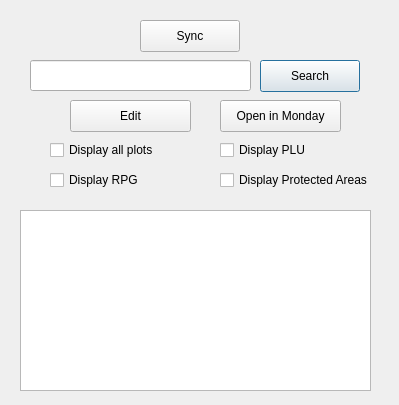
Old version of the form booster_dialog_base.ui in the repository PaulWattmen/Booster.
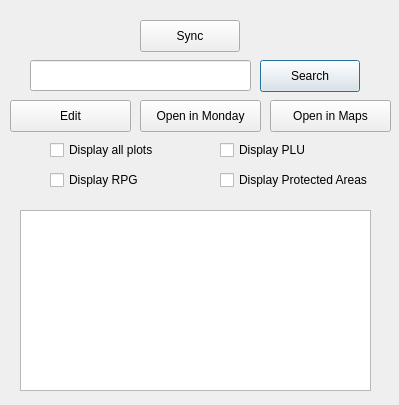
New version of the form.

Commit message: Add the "open in maps" functionnality

The edit to the form file:
```diff
--- a/booster_dialog_base.ui
+++ b/booster_dialog_base.ui
@@ -62,7 +62,7 @@
   <widget class="QPushButton" name="monday_pushButton">
    <property name="geometry">
     <rect>
-     <x>220</x>
+     <x>140</x>
      <y>100</y>
      <width>121</width>
      <height>32</height>
@@ -88,7 +88,7 @@
   <widget class="QPushButton" name="edit_pushButton">
    <property name="geometry">
     <rect>
-     <x>70</x>
+     <x>10</x>
      <y>100</y>
      <width>121</width>
      <height>32</height>
@@ -137,6 +137,19 @@
     <string>Display Protected Areas</string>
    </property>
   </widget>
+  <widget class="QPushButton" name="maps_pushButton">
+   <property name="geometry">
+    <rect>
+     <x>270</x>
+     <y>100</y>
+     <width>121</width>
+     <height>32</height>
+    </rect>
+   </property>
+   <property name="text">
+    <string>Open in Maps</string>
+   </property>
+  </widget>
  </widget>
  <resources/>
  <connections/>
```
The commit also changes 2 other files.
